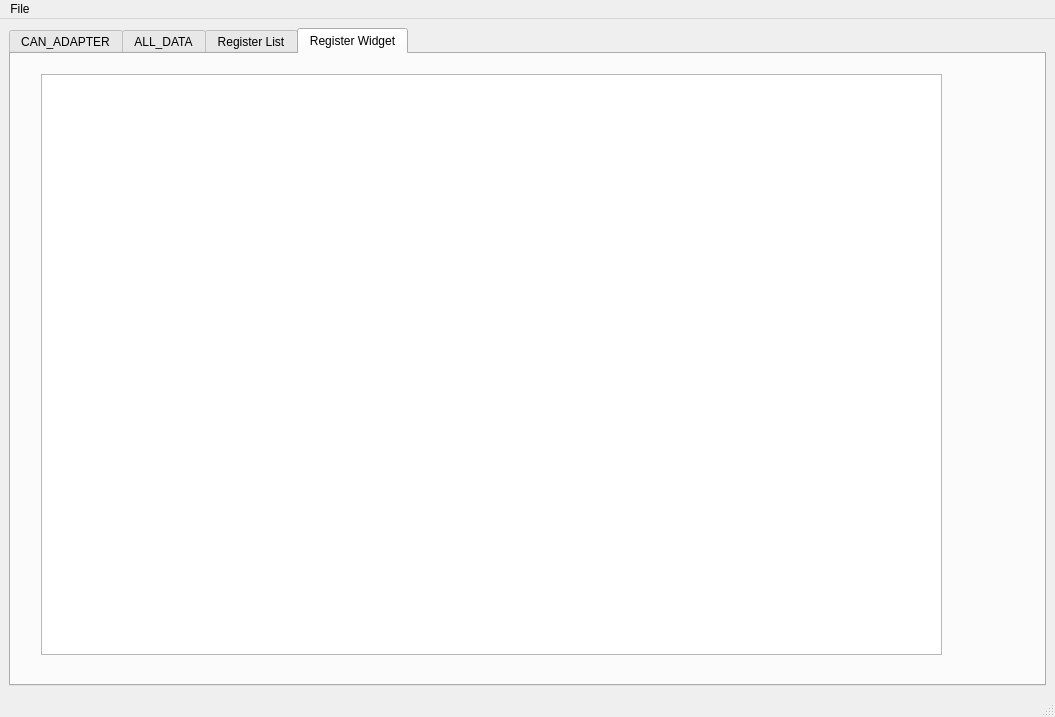
Old version of the form mainwindow.ui in the repository totktobroditvokrug/EL205-QT.
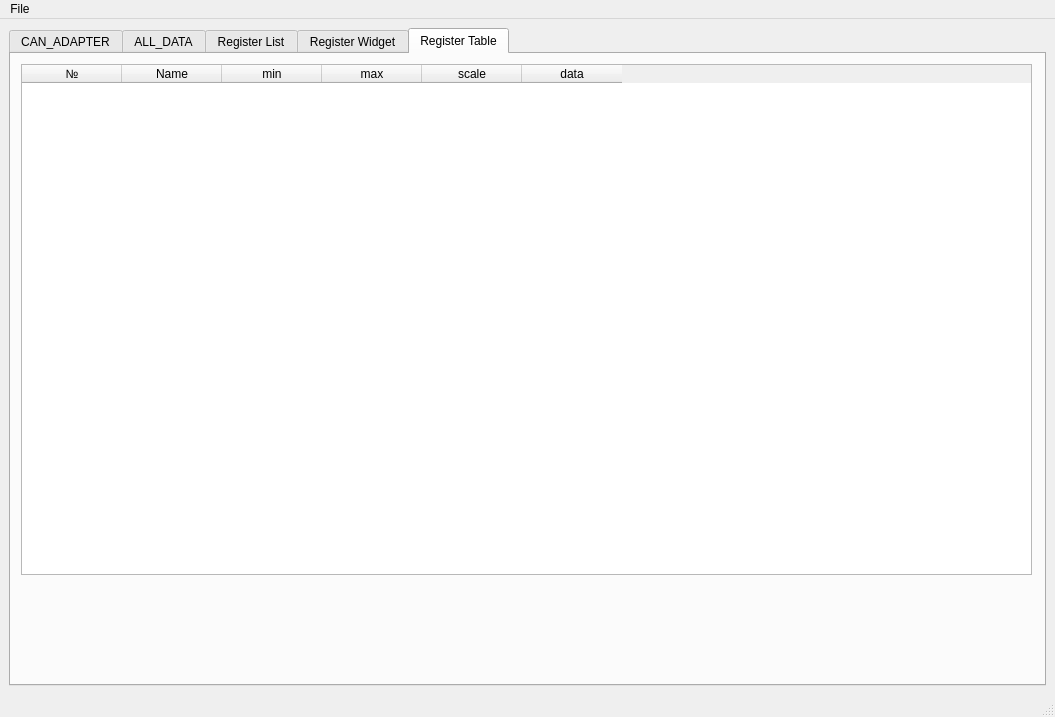
New version of the form.

Commit message: feat: начать вывод регистров в таблицу

The edit to the form file:
```diff
--- a/mainwindow.ui
+++ b/mainwindow.ui
@@ -18,7 +18,7 @@
     <item>
      <widget class="QTabWidget" name="tabWidget_registerWidget">
       <property name="currentIndex">
-       <number>3</number>
+       <number>4</number>
       </property>
       <widget class="QWidget" name="tab">
        <attribute name="title">
@@ -726,6 +726,51 @@
         </property>
        </widget>
       </widget>
+      <widget class="QWidget" name="tab_5">
+       <attribute name="title">
+        <string>Register Table</string>
+       </attribute>
+       <widget class="QTableWidget" name="tableRegister">
+        <property name="geometry">
+         <rect>
+          <x>10</x>
+          <y>10</y>
+          <width>1011</width>
+          <height>511</height>
+         </rect>
+        </property>
+        <column>
+         <property name="text">
+          <string>№</string>
+         </property>
+        </column>
+        <column>
+         <property name="text">
+          <string>Name</string>
+         </property>
+        </column>
+        <column>
+         <property name="text">
+          <string>min</string>
+         </property>
+        </column>
+        <column>
+         <property name="text">
+          <string>max</string>
+         </property>
+        </column>
+        <column>
+         <property name="text">
+          <string>scale</string>
+         </property>
+        </column>
+        <column>
+         <property name="text">
+          <string>data</string>
+         </property>
+        </column>
+       </widget>
+      </widget>
      </widget>
     </item>
    </layout>
```
The commit also changes 2 other files.
